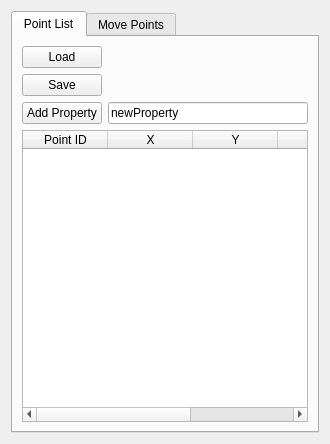
This is rtUI/rt3DPointBuffer.ui in pengwg/vurtigo as Qt 5 draws it before an edit. The edited form follows.
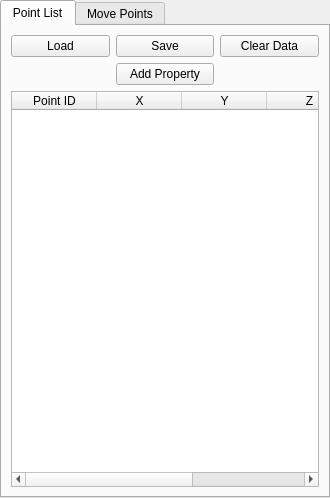
This is the edited form.

Commit message:
Point lists can now be reset and their points deleted. BugID:725 Analysis: The user needs to be able to delete all of the points in a list.
Resolution:
Added a button that, if clicked, will delete all of the points in the list. A warning dialog box appears asking the user for confirmation. This is to prevent accidental deletion of the
points in a list.

Reviewed by:

Diff of the .ui file:
```diff
--- a/rtUI/rt3DPointBuffer.ui
+++ b/rtUI/rt3DPointBuffer.ui
@@ -7,13 +7,16 @@
     <x>0</x>
     <y>0</y>
     <width>330</width>
-    <height>444</height>
+    <height>498</height>
    </rect>
   </property>
   <property name="windowTitle">
    <string>Form</string>
   </property>
   <layout class="QVBoxLayout" name="verticalLayout">
+   <property name="margin">
+    <number>0</number>
+   </property>
    <item>
     <widget class="QTabWidget" name="tabWidget">
      <property name="currentIndex">
@@ -24,7 +27,7 @@
        <string>Point List</string>
       </attribute>
       <layout class="QGridLayout" name="gridLayout_3">
-       <item row="3" column="0" colspan="2">
+       <item row="4" column="0" colspan="3">
         <widget class="QTableWidget" name="pointsTable">
          <property name="horizontalScrollBarPolicy">
           <enum>Qt::ScrollBarAsNeeded</enum>
@@ -77,13 +80,6 @@
          </column>
         </widget>
        </item>
-       <item row="2" column="0">
-        <widget class="QPushButton" name="addPropertyPushButton">
-         <property name="text">
-          <string>Add Property</string>
-         </property>
-        </widget>
-       </item>
        <item row="0" column="0">
         <widget class="QPushButton" name="loadButton">
          <property name="text">
@@ -91,20 +87,27 @@
          </property>
         </widget>
        </item>
-       <item row="2" column="1">
-        <widget class="QLineEdit" name="addPropertyLineEdit">
-         <property name="text">
-          <string>newProperty</string>
-         </property>
-        </widget>
-       </item>
-       <item row="1" column="0">
+       <item row="0" column="1">
         <widget class="QPushButton" name="saveButton">
          <property name="text">
           <string>Save</string>
          </property>
         </widget>
        </item>
+       <item row="2" column="1">
+        <widget class="QPushButton" name="addPropertyPushButton">
+         <property name="text">
+          <string>Add Property</string>
+         </property>
+        </widget>
+       </item>
+       <item row="0" column="2">
+        <widget class="QPushButton" name="clearDataPushButton">
+         <property name="text">
+          <string>Clear Data</string>
+         </property>
+        </widget>
+       </item>
       </layout>
      </widget>
      <widget class="QWidget" name="tab_2">
```
The commit also changes 2 other files.
